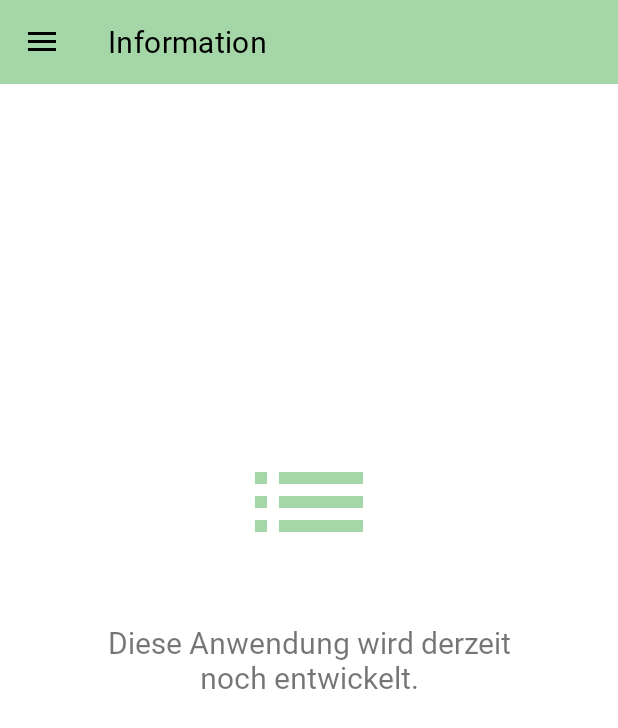
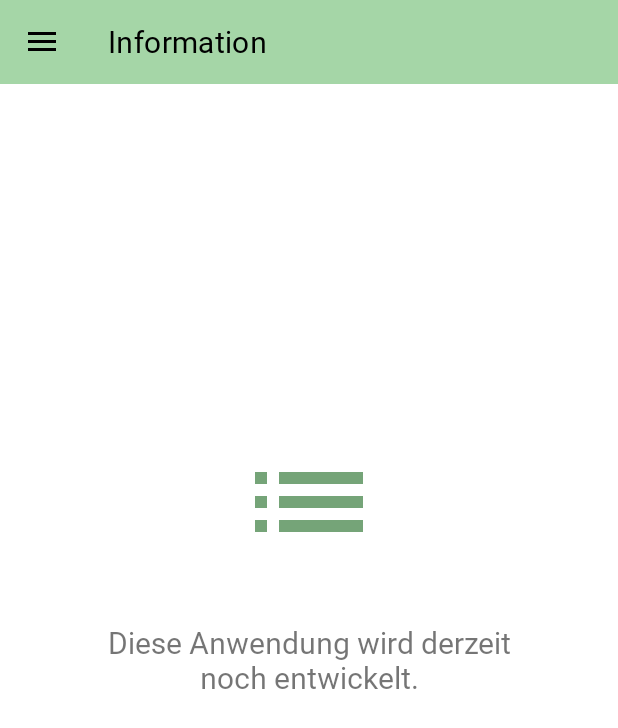
Before and after one commit to mteerie/Vocabulario, an Android app: the InfoFragment screen opened through its navigation route, on a phone screen of 412 x 824 dp. Shown: the top 728 px of the screen. Run offline under Robolectric (Android 15) with nearby library versions, the phone set to English and light mode, and no system bars; our stand-ins replace Dagger/Hilt's generated code, Room's generated code, navigation-ui; libraries missing offline, so code that uses them is left out: androidx.hilt, androidx.hilt.lifecycle; 3 statements that could not run were skipped.

Commit message:
implement scrollToTop functionality in RecyclerView of ListFragment, implement visibility of scrollToTop button in ActionBar according to state of RecyclerView, implement splash screen as extension of main app theme, update string resource and english translation, adjust colour of navigation drawer header and launcher icon, adjust text colour and colour of selection in navigation drawer

```diff
--- a/app/src/main/AndroidManifest.xml
+++ b/app/src/main/AndroidManifest.xml
@@ -9,7 +9,7 @@
         android:label="@string/app_name"
         android:roundIcon="@mipmap/ic_launcher_round"
         android:supportsRtl="true"
-        android:theme="@style/Theme.Vocabulario"
+        android:theme="@style/Theme.Vocabulario.Launcher"
         tools:ignore="AllowBackup">
         <activity android:name=".ui.MainActivity"
             android:screenOrientation="portrait"
--- a/app/src/main/java/com/inf3005/android/vocabulario/ui/MainActivity.kt
+++ b/app/src/main/java/com/inf3005/android/vocabulario/ui/MainActivity.kt
@@ -29,6 +29,8 @@ class MainActivity : AppCompatActivity(), NavigationDrawerState {
     private lateinit var appBarConfiguration: AppBarConfiguration
 
     override fun onCreate(savedInstanceState: Bundle?) {
+
+        setTheme(R.style.Theme_Vocabulario)
         super.onCreate(savedInstanceState)
 
         binding = ActivityMainBinding.inflate(layoutInflater)
--- a/app/src/main/java/com/inf3005/android/vocabulario/ui/list/ListFragment.kt
+++ b/app/src/main/java/com/inf3005/android/vocabulario/ui/list/ListFragment.kt
@@ -33,6 +33,8 @@ class ListFragment : Fragment(R.layout.fragment_list), VocabularyAdapter.EntryCl
 
     private lateinit var searchActionView: SearchView
 
+    private lateinit var recyclerView: RecyclerView
+
     private val viewModel: ListViewModel by viewModels()
 
     override fun onClick(entry: Vocabulary) {
@@ -47,7 +49,7 @@ class ListFragment : Fragment(R.layout.fragment_list), VocabularyAdapter.EntryCl
 
         val action = ListFragmentDirections.actionListFragmentToAddEditFragment(
             entry,
-            getString(R.string.add_edit_title)
+            getString(R.string.edit_entry)
         )
         findNavController().navigate(action, options)
     }
@@ -59,10 +61,12 @@ class ListFragment : Fragment(R.layout.fragment_list), VocabularyAdapter.EntryCl
 
         val vocabularyAdapter = VocabularyAdapter(this)
 
+        recyclerView = binding.list
+
         binding.apply {
             list.apply {
                 adapter = vocabularyAdapter
-                layoutManager = LinearLayoutManager(requireContext())
+                layoutManager
                 setHasFixedSize(true)
             }
 
@@ -104,8 +108,27 @@ class ListFragment : Fragment(R.layout.fragment_list), VocabularyAdapter.EntryCl
                 override fun onSwiped(viewHolder: RecyclerView.ViewHolder, direction: Int) {
                     val entry = vocabularyAdapter.getEntryAt(viewHolder.adapterPosition)
 
+                    // Setze binned = 1 für den Listeneintrag, der gewischt wurde
                     viewModel.updateBinnedState(entry, state = true)
 
+                    /**
+                     * Diese if-Abfrage dient dazu sicherzustellen, dass der scrollable-State im
+                     * viewModel auf false gesetzt wird, sollte das Löschen eines Eintrags zu
+                     * folgender Situation führen:
+                     *  Es sind nicht mehr genug Einträge in der Liste
+                     *  vorhanden, woraus folgt, dass der Nutzer nicht scrollen kann.
+                     * */
+                    if (!list.canScrollVertically(-1)
+                        && !list.canScrollVertically(1)
+                    ) {
+                        viewModel.setScrollableState(false)
+                    }
+
+                    /**
+                     * Snackbar, die mittels ihrer Action erlaubt binned = 0 für den zugehörigen
+                     * Listeneintrag zu setzen, also:
+                     *  "Verschieben in den Papierkorb rückgängig machen."
+                     */
                     Snackbar.make(
                         requireView(),
                         getString(R.string.list_entry_moved_to_bin),
@@ -118,8 +141,37 @@ class ListFragment : Fragment(R.layout.fragment_list), VocabularyAdapter.EntryCl
                         .setTextColor(ContextCompat.getColor(context!!, R.color.black))
                         .setAnchorView(binding.fab)
                         .show()
+
                 }
             }).attachToRecyclerView(list)
+
+            /**
+             * OnScrollListener für die RecyclerView, der verwendet wird, um die Sichtbarkeit
+             * des scrollToTop-Button in der ActionBar zu regeln.
+             *
+             * Wird nach unten gescrollt -> setze die Sichtbarkeit auf true.
+             *
+             * Die Abfrage für Scrollen nach oben ist komplizierter, da hier berücksichtigt werden
+             * muss, ob der Nutzer selbst nach oben scrollt und den Anfang erreicht, oder ob
+             * die Liste grundsätzlich am Anfang steht (nicht nach oben scrollbar ist).
+             *
+             * Letzteres ist wichtig zu beachten, weil über die onSwiped-Funktion des
+             * ItemTouchHelper Einträge entfernt werden können, wodurch die Liste selbst "scrollt"
+             * - ohne direkte Nutzereingabe.
+             * */
+            list.addOnScrollListener(object : RecyclerView.OnScrollListener() {
+                override fun onScrolled(recyclerView: RecyclerView, dx: Int, dy: Int) {
+                    if (dy > 0) {
+                        viewModel.setScrollableState(true)
+                    }
+                    if ((dy < 0 && !list.canScrollVertically(-1))
+                        || !list.canScrollVertically(-1)
+                    )
+                        viewModel.setScrollableState(false)
+
+                    super.onScrolled(recyclerView, dx, dy)
+                }
+            })
 
             /**
              * Observer für den Flow allEntries aus dem ListViewModel.
@@ -178,11 +230,19 @@ class ListFragment : Fragment(R.layout.fragment_list), VocabularyAdapter.EntryCl
                 SortBy.DIFFICULTY_DESC -> menu.findItem(R.id.sort_difficulty_desc).isChecked = true
             }
         }
-
     }
 
     override fun onOptionsItemSelected(item: MenuItem): Boolean {
         return when (item.itemId) {
+            R.id.scroll_to_top -> {
+                recyclerView.layoutManager?.smoothScrollToPosition(
+                    recyclerView,
+                    null,
+                    0
+                )
+                true
+            }
+
             R.id.sort_de -> {
                 viewModel.onSortOptionSelected(SortBy.GERMAN)
                 item.isChecked = true
@@ -208,24 +268,34 @@ class ListFragment : Fragment(R.layout.fragment_list), VocabularyAdapter.EntryCl
             }
 
             else -> super.onOptionsItemSelected(item)
-
         }
 //        return NavigationUI.onNavDestinationSelected(item, requireView().findNavController())
 //                || super.onOptionsItemSelected(item)
     }
 
     override fun onPrepareOptionsMenu(menu: Menu) {
-        super.onPrepareOptionsMenu(menu)
 
+        /**
+         * Über den Observer der entryCount-LiveData wird die Sichtbarkeit der Suchfunktion
+         * geregelt. Sollten die Datenbank keine Einträge mit binned = 0 enthalten, soll die
+         * Suchfunktion nicht in der ActionBar angezeigt werden.
+         * */
         val searchOption = menu.findItem(R.id.option_search)
-
-        searchOption.isVisible = false
-
         viewModel.entryCount.observe(viewLifecycleOwner) { entry ->
             searchOption.isVisible = entry != 0
         }
 
+        /**
+         * In Zusammenarbeit mit OnScrollListener und ItemTouchHelper der RecyclerView regelt
+         * dieser Observer der listScrollableState-LiveData die Sichtbarkeit des scrollToTop-
+         * Button in der ActionBar.
+         * */
+        val scrollToTopOption = menu.findItem(R.id.scroll_to_top)
+        viewModel.listScrollableState.observe(viewLifecycleOwner) { state ->
+            scrollToTopOption.isVisible = state == true
+        }
 
+        super.onPrepareOptionsMenu(menu)
     }
 
     override fun onDestroyView() {
--- a/app/src/main/java/com/inf3005/android/vocabulario/ui/list/ListViewModel.kt
+++ b/app/src/main/java/com/inf3005/android/vocabulario/ui/list/ListViewModel.kt
@@ -33,6 +33,14 @@ class ListViewModel @ViewModelInject constructor(
      * derzeitig im val sortBy innerhalb des map-Operators in DataStorePreferences gespeichert ist.
      * */
     val preferencesFlow = preferences.dataStoreFlow
+
+    private val _scrollableListFlow = MutableStateFlow(false)
+
+    fun setScrollableState(state: Boolean) {
+        _scrollableListFlow.value = state
+    }
+
+    val listScrollableState = _scrollableListFlow.asLiveData()
 
     /**
      * Collector für currentSearchQuery. Der flatMapLatest-Operator ruft bei Änderung des Wertes
--- a/app/src/main/res/drawable-anydpi-v26/ic_launcher_background.xml
+++ b/app/src/main/res/drawable-anydpi-v26/ic_launcher_background.xml
@@ -17,7 +17,7 @@
                     android:offset="0" />
                 <item
                     android:color="#a5d6a7"
-                    android:offset="0.5" />
+                    android:offset="0.4" />
                 <item
                     android:color="#75a478"
                     android:offset="1" />
--- /dev/null
+++ b/app/src/main/res/drawable/drawer_selection_colour.xml
@@ -0,0 +1,5 @@
+<?xml version="1.0" encoding="utf-8"?>
+<selector xmlns:android="http://schemas.android.com/apk/res/android">
+    <item android:color="@color/green_200_dark" android:state_checked="true" />
+    <item android:color="@color/white" />
+</selector>
--- /dev/null
+++ b/app/src/main/res/drawable/drawer_selection_icon_text_colour.xml
@@ -0,0 +1,5 @@
+<?xml version="1.0" encoding="utf-8"?>
+<selector xmlns:android="http://schemas.android.com/apk/res/android">
+    <item android:color="@color/white" android:state_checked="true" />
+    <item android:color="@color/black" />
+</selector>
--- /dev/null
+++ b/app/src/main/res/drawable/ic_arrow_up.xml
@@ -0,0 +1,10 @@
+<vector xmlns:android="http://schemas.android.com/apk/res/android"
+    android:width="24dp"
+    android:height="24dp"
+    android:viewportWidth="24"
+    android:viewportHeight="24"
+    android:tint="?attr/colorControlNormal">
+  <path
+      android:fillColor="@android:color/white"
+      android:pathData="M7.41,15.41L12,10.83l4.59,4.58L18,14l-6,-6 -6,6z"/>
+</vector>
--- /dev/null
+++ b/app/src/main/res/drawable/ic_splash.xml
@@ -0,0 +1,5 @@
+<vector android:height="144dp" android:tint="#FFFFFF"
+    android:viewportHeight="24" android:viewportWidth="24"
+    android:width="144dp" xmlns:android="http://schemas.android.com/apk/res/android">
+    <path android:fillColor="@android:color/white" android:pathData="M14,10L2,10v2h12v-2zM14,6L2,6v2h12L14,6zM18,14v-4h-2v4h-4v2h4v4h2v-4h4v-2h-4zM2,16h8v-2L2,14v2z"/>
+</vector>
--- /dev/null
+++ b/app/src/main/res/drawable/splash_screen.xml
@@ -0,0 +1,10 @@
+<?xml version="1.0" encoding="utf-8"?>
+<layer-list xmlns:android="http://schemas.android.com/apk/res/android"
+    android:opacity="opaque">
+
+    <item android:drawable="@drawable/gradient" />
+
+    <item
+        android:drawable="@drawable/ic_splash"
+        android:gravity="center" />
+</layer-list>
--- a/app/src/main/res/layout/activity_main.xml
+++ b/app/src/main/res/layout/activity_main.xml
@@ -19,8 +19,8 @@
             android:layout_height="wrap_content"
             android:background="?attr/colorPrimary"
             android:minHeight="?attr/actionBarSize"
-            app:titleTextColor="@color/black"
-            android:theme="@style/ThemeOverlay.MaterialComponents.Toolbar.Primary"/>
+            android:theme="@style/ThemeOverlay.MaterialComponents.Toolbar.Primary"
+            app:titleTextColor="@color/black" />
 
         <androidx.fragment.app.FragmentContainerView
             android:id="@+id/nav_host_fragment"
@@ -37,6 +37,9 @@
         android:layout_height="match_parent"
         android:layout_gravity="start"
         android:fitsSystemWindows="true"
+        app:itemIconTint="@drawable/drawer_selection_icon_text_colour"
+        app:itemTextColor="@drawable/drawer_selection_icon_text_colour"
+        app:itemShapeFillColor="@drawable/drawer_selection_colour"
         app:headerLayout="@layout/drawer_header"
         app:menu="@menu/navigation_drawer_menu" />
 
--- a/app/src/main/res/layout/drawer_header.xml
+++ b/app/src/main/res/layout/drawer_header.xml
@@ -8,9 +8,8 @@
 
     <com.google.android.material.imageview.ShapeableImageView
         android:id="@+id/drawer_header_list_icon"
-        android:layout_width="128dp"
-        android:layout_height="128dp"
-        android:backgroundTint="@color/green_200_dark"
+        android:layout_width="144dp"
+        android:layout_height="144dp"
         android:src="@drawable/ic_launcher_foreground"
         app:layout_constraintBottom_toBottomOf="parent"
         app:layout_constraintEnd_toEndOf="parent"
--- a/app/src/main/res/layout/fragment_info.xml
+++ b/app/src/main/res/layout/fragment_info.xml
@@ -11,13 +11,12 @@
         android:layout_width="96dp"
         android:layout_height="96dp"
         android:scaleType="fitXY"
-        android:contentDescription="@string/fragment_info_list_icon"
         android:layout_marginBottom="32dp"
         app:layout_constraintBottom_toTopOf="@+id/info_text_1"
         app:layout_constraintEnd_toEndOf="parent"
         app:layout_constraintStart_toStartOf="parent"
         app:srcCompat="@drawable/ic_info_list"
-        app:tint="@color/green_200" />
+        app:tint="@color/green_200_dark" />
 
     <com.google.android.material.textview.MaterialTextView
         android:id="@+id/info_text_1"
--- a/app/src/main/res/menu/list_action_bar_menu.xml
+++ b/app/src/main/res/menu/list_action_bar_menu.xml
@@ -2,11 +2,11 @@
 <menu xmlns:android="http://schemas.android.com/apk/res/android"
     xmlns:app="http://schemas.android.com/apk/res-auto">
 
-    <!--    <item-->
-    <!--        android:id="@+id/option_delete_all"-->
-    <!--        android:icon="@drawable/ic_delete_all"-->
-    <!--        android:title="@string/delete_all_list_entries"-->
-    <!--        app:showAsAction="ifRoom" />-->
+    <item
+        android:id="@+id/scroll_to_top"
+        android:icon="@drawable/ic_arrow_up"
+        android:title="@string/scroll_to_top"
+        app:showAsAction="always" />
 
     <item
         android:id="@+id/option_search"
--- a/app/src/main/res/values/strings.xml
+++ b/app/src/main/res/values/strings.xml
@@ -9,8 +9,6 @@
 
     <string name="spanish">Spanisch</string>
     <string name="german">Deutsch</string>
-
-    <string name="fragment_info_list_icon">list icon</string>
 
     <string name="list_entry_moved_to_bin">In den Papierkorb verschoben.</string>
     <string name="list_entry_undo">Undo</string>
@@ -37,11 +35,11 @@
     <string name="difficulty_hard">Schwierig</string>
     <string name="emptied_bin">Papierkorb geleert.</string>
     <string name="difficulty_color">Difficulty Color</string>
-    <string name="add_edit_title">Vokabel anpassen</string>
 
     <string name="recycle_bin">Papierkorb</string>
     <string name="restored_from_bin">Vokabel wiederhergestellt.</string>
     <string name="bin_is_empty">Der Papierkorb ist leer.</string>
     <string name="list_is_empty">Die Vokabelliste ist leer. \nFüge einen Eintrag hinzu!</string>
+    <string name="scroll_to_top">Zum Listenanfang</string>
 
 </resources>
--- a/app/src/main/res/values/themes.xml
+++ b/app/src/main/res/values/themes.xml
@@ -1,24 +1,26 @@
 <resources xmlns:tools="http://schemas.android.com/tools">
-    <!-- Base application theme. -->
     <style name="Theme.Vocabulario" parent="Theme.MaterialComponents.Light.NoActionBar">
-        <!-- Primary brand color. -->
+
         <item name="colorPrimary">@color/green_200</item>
         <item name="colorPrimaryVariant">@color/green_200_dark</item>
         <item name="colorOnPrimary">@color/black</item>
-        <!-- Secondary brand color. -->
+
         <item name="colorSecondary">@color/deep_orange_200</item>
         <item name="colorSecondaryVariant">@color/deep_orange_200_dark</item>
         <item name="colorOnSecondary">@color/black</item>
-        <!-- Status bar color. -->
+
         <item name="android:statusBarColor" tools:targetApi="l">?attr/colorPrimaryVariant</item>
-        <!-- Customize your theme here. -->
+
         <item name="snackbarStyle">@style/secondaryColorSnackBar</item>
         <item name="android:fontFamily">@font/roboto_regular</item>
+    </style>
+
+    <style name="Theme.Vocabulario.Launcher">
+        <item name="android:windowBackground">@drawable/splash_screen</item>
+        <item name="colorPrimaryDark">@color/white</item>
     </style>
 
     <style name="secondaryColorSnackBar" parent="Widget.MaterialComponents.Snackbar">
         <item name="backgroundTint">@color/deep_orange_200</item>
     </style>
-
-
 </resources>
```
Also changed, not shown: 1 other file.
